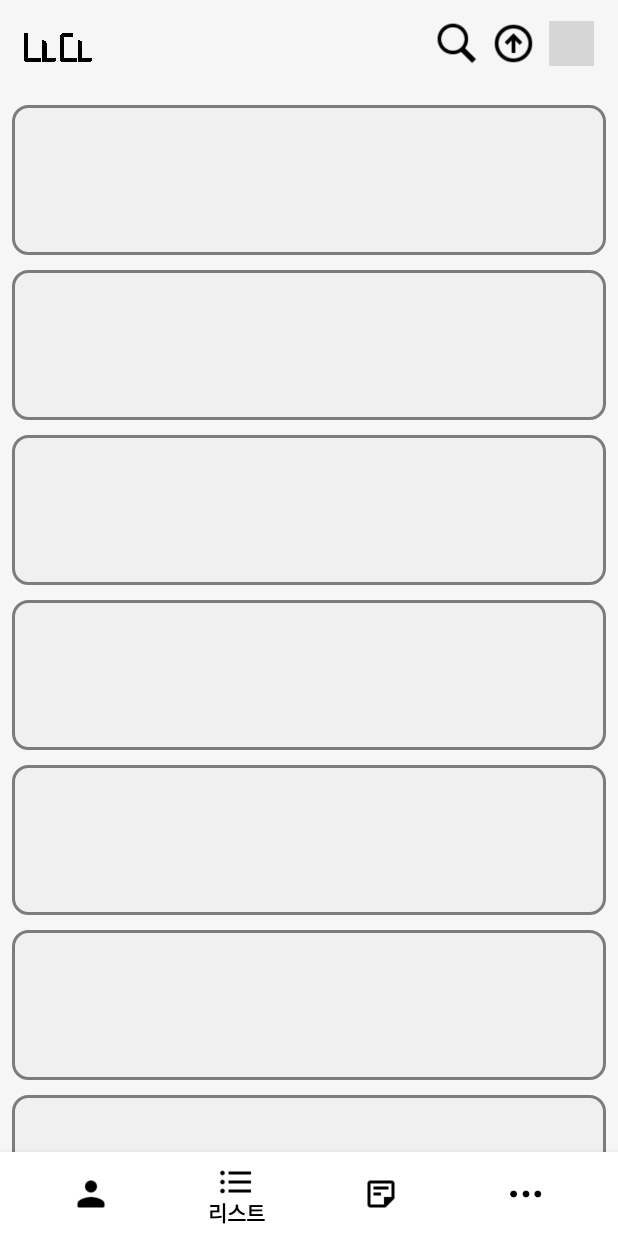
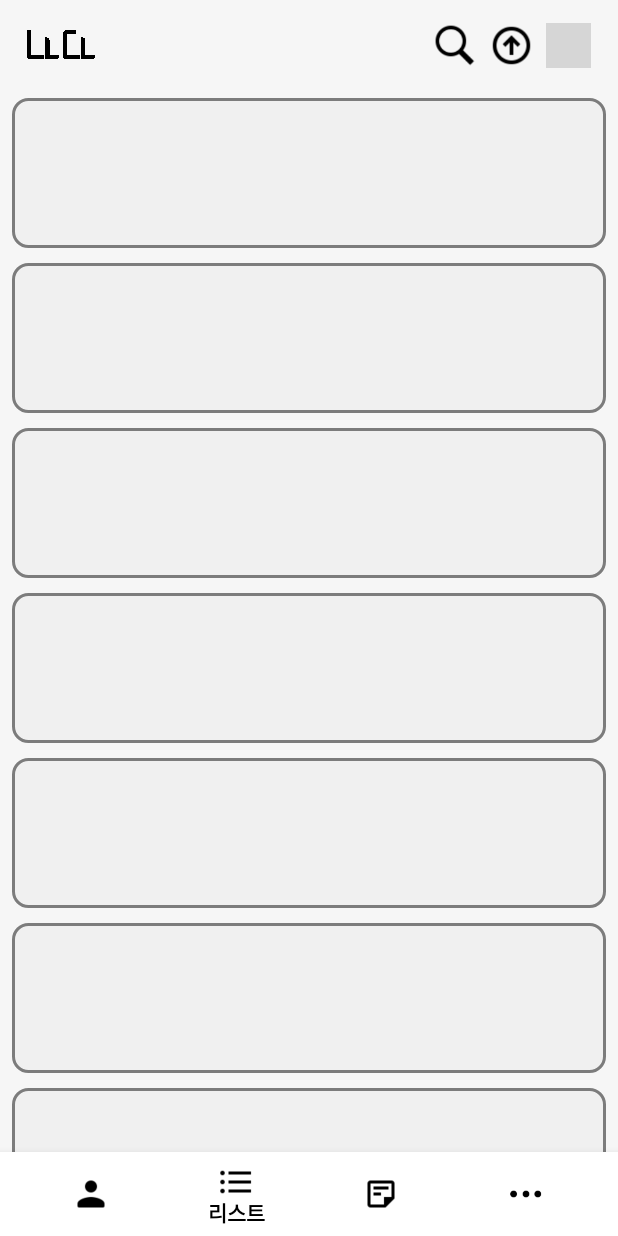
Before and after one commit to OSsunNO/Cname, an Android app: the screen it shows after launch (MainActivity), on a phone screen of 412 x 824 dp. Run offline under Robolectric (Android 15) with nearby library versions, the phone set to English and light mode, and no system bars; grey boxes are pictures that could not be loaded.

Commit message:
상단 약간 고침. 사실상 다른 거 없음. 위치 표현만 다르게 한거.

```diff
--- a/app/src/main/res/layout/activity_main.xml
+++ b/app/src/main/res/layout/activity_main.xml
@@ -16,7 +16,9 @@
         app:itemIconTint="#000000"
         app:itemTextColor="#000000"
         app:layout_constraintBottom_toBottomOf="parent"
-        app:menu="@menu/menulist" />
+        app:menu="@menu/menulist"
+        app:layout_behavior="tech.thdev.app.view.BottomNavigationBehavior" />
+
 
     <FrameLayout
         android:id="@+id/Main_Frame"
--- a/app/src/main/res/layout/frag2.xml
+++ b/app/src/main/res/layout/frag2.xml
@@ -1,63 +1,75 @@
 <?xml version="1.0" encoding="utf-8"?>
 <androidx.constraintlayout.widget.ConstraintLayout xmlns:android="http://schemas.android.com/apk/res/android"
+    xmlns:app="http://schemas.android.com/apk/res-auto"
     xmlns:tools="http://schemas.android.com/tools"
     android:layout_width="match_parent"
     android:layout_height="match_parent"
-    xmlns:app="http://schemas.android.com/apk/res-auto"
     android:backgroundTint="#ffffff">
 
+    <androidx.constraintlayout.widget.ConstraintLayout
+        android:id="@+id/topBarLayout"
+        android:layout_width="match_parent"
+        android:layout_height="wrap_content"
+        app:layout_constraintLeft_toLeftOf="parent"
+        app:layout_constraintRight_toRightOf="parent"
+        app:layout_constraintTop_toTopOf="parent">
+
         <ImageView
+            android:id="@+id/logoImageView"
             android:layout_width="45dp"
             android:layout_height="35dp"
+            android:contentDescription="@string/app_logo"
             android:src="@drawable/logo"
-        app:layout_constraintBottom_toBottomOf="parent"
-        app:layout_constraintHorizontal_bias="0.043"
+            android:layout_marginTop="12dp"
+            android:layout_marginLeft="18dp"
+            app:layout_constraintStart_toStartOf="parent"
             app:layout_constraintLeft_toLeftOf="parent"
-        app:layout_constraintRight_toRightOf="parent"
-        app:layout_constraintTop_toTopOf="parent"
-        app:layout_constraintVertical_bias="0.019"
-        android:contentDescription="@string/app_logo"/>
+            app:layout_constraintTop_toTopOf="parent" />
+
         <ImageView
             android:id="@+id/SearchBtn"
             android:layout_width="30dp"
             android:layout_height="30dp"
+            android:contentDescription="@string/search"
             android:src="@drawable/search_icon"
-        app:layout_constraintBottom_toBottomOf="parent"
-        app:layout_constraintHorizontal_bias="0.883"
-        app:layout_constraintLeft_toLeftOf="parent"
-        app:layout_constraintRight_toRightOf="@+id/SendBtn"
-        app:layout_constraintTop_toTopOf="parent"
-        app:layout_constraintVertical_bias="0.019"
-        android:contentDescription="@string/search"/>
+            android:layout_marginTop="15dp"
+            android:layout_marginRight="8dp"
+            app:layout_constraintEnd_toStartOf="@+id/SendBtn"
+            app:layout_constraintRight_toRightOf="parent"
+            app:layout_constraintTop_toTopOf="parent" />
+
         <ImageView
             android:id="@+id/SendBtn"
             android:layout_width="30dp"
             android:layout_height="30dp"
+            android:contentDescription="@string/record"
             android:src="@drawable/send_icon"
-        app:layout_constraintBottom_toBottomOf="parent"
-        app:layout_constraintHorizontal_bias="0.895"
-        app:layout_constraintLeft_toLeftOf="parent"
-        app:layout_constraintRight_toRightOf="@+id/SettingBtn"
-        app:layout_constraintTop_toTopOf="parent"
-        app:layout_constraintVertical_bias="0.019"
-        android:contentDescription="@string/record"/>
+            android:layout_marginTop="15dp"
+            android:layout_marginRight="8dp"
+            app:layout_constraintEnd_toStartOf="@+id/SettingBtn"
+            app:layout_constraintRight_toRightOf="parent"
+            app:layout_constraintTop_toTopOf="parent" />
+
         <ImageView
             android:id="@+id/SettingBtn"
             android:layout_width="30dp"
             android:layout_height="30dp"
+            android:contentDescription="@string/settings"
             android:src="@drawable/settings_icon"
-        app:layout_constraintBottom_toBottomOf="parent"
-        app:layout_constraintHorizontal_bias="0.958"
-        app:layout_constraintLeft_toLeftOf="parent"
+            android:layout_marginTop="15dp"
+            android:layout_marginRight="18dp"
+            app:layout_constraintEnd_toEndOf="parent"
             app:layout_constraintRight_toRightOf="parent"
-        app:layout_constraintTop_toTopOf="parent"
-        app:layout_constraintVertical_bias="0.019"
-        android:contentDescription="@string/settings"/>
+            app:layout_constraintTop_toTopOf="parent" />
+    </androidx.constraintlayout.widget.ConstraintLayout>
 
     <ScrollView
         android:layout_width="match_parent"
         android:layout_height="match_parent"
-        android:layout_marginTop="60dp">
+        android:layout_marginTop="55dp"
+        app:layout_constraintEnd_toEndOf="parent"
+        app:layout_constraintStart_toStartOf="parent"
+        app:layout_constraintTop_toBottomOf="@+id/topBarLayout">
 
         <androidx.constraintlayout.widget.ConstraintLayout
             android:layout_width="match_parent"
@@ -67,56 +79,55 @@
                 android:id="@+id/NameCard1"
                 android:layout_width="match_parent"
                 android:layout_height="100dp"
-                app:layout_constraintTop_toTopOf="parent"
+                android:layout_marginHorizontal="8dp"
                 android:layout_marginVertical="10dp"
-                android:layout_marginHorizontal="8dp"
                 android:background="@drawable/bg_custom_button"
-                ></TextView>
+                app:layout_constraintTop_toTopOf="parent"></TextView>
+
             <TextView
                 android:id="@+id/NameCard2"
                 android:layout_width="match_parent"
                 android:layout_height="100dp"
-                app:layout_constraintTop_toBottomOf="@id/NameCard1"
+                android:layout_marginHorizontal="8dp"
                 android:layout_marginVertical="10dp"
-                android:layout_marginHorizontal="8dp"
                 android:background="@drawable/bg_custom_button"
-                ></TextView>
+                app:layout_constraintTop_toBottomOf="@id/NameCard1"></TextView>
+
             <TextView
                 android:id="@+id/NameCard3"
                 android:layout_width="match_parent"
                 android:layout_height="100dp"
-                app:layout_constraintTop_toBottomOf="@id/NameCard2"
+                android:layout_marginHorizontal="8dp"
                 android:layout_marginVertical="10dp"
-                android:layout_marginHorizontal="8dp"
                 android:background="@drawable/bg_custom_button"
-                ></TextView>
+                app:layout_constraintTop_toBottomOf="@id/NameCard2"></TextView>
+
             <TextView
                 android:id="@+id/NameCard4"
                 android:layout_width="match_parent"
                 android:layout_height="100dp"
-                app:layout_constraintTop_toBottomOf="@id/NameCard3"
+                android:layout_marginHorizontal="8dp"
                 android:layout_marginVertical="10dp"
-                android:layout_marginHorizontal="8dp"
                 android:background="@drawable/bg_custom_button"
-                ></TextView>
+                app:layout_constraintTop_toBottomOf="@id/NameCard3"></TextView>
+
             <TextView
                 android:id="@+id/NameCard5"
                 android:layout_width="match_parent"
                 android:layout_height="100dp"
-                app:layout_constraintTop_toBottomOf="@id/NameCard4"
+                android:layout_marginHorizontal="8dp"
                 android:layout_marginVertical="10dp"
-                android:layout_marginHorizontal="8dp"
                 android:background="@drawable/bg_custom_button"
-                ></TextView>
+                app:layout_constraintTop_toBottomOf="@id/NameCard4"></TextView>
+
             <TextView
                 android:id="@+id/NameCard6"
                 android:layout_width="match_parent"
                 android:layout_height="100dp"
-                app:layout_constraintTop_toBottomOf="@id/NameCard5"
+                android:layout_marginHorizontal="8dp"
                 android:layout_marginVertical="10dp"
-                android:layout_marginHorizontal="8dp"
                 android:background="@drawable/bg_custom_button"
-                ></TextView>
+                app:layout_constraintTop_toBottomOf="@id/NameCard5"></TextView>
 
             <TextView
                 android:id="@+id/NameCard7"
@@ -132,20 +143,19 @@
                 android:id="@+id/NameCard8"
                 android:layout_width="match_parent"
                 android:layout_height="100dp"
-                app:layout_constraintTop_toBottomOf="@id/NameCard7"
+                android:layout_marginHorizontal="8dp"
                 android:layout_marginVertical="10dp"
-                android:layout_marginHorizontal="8dp"
                 android:background="@drawable/bg_custom_button"
-                ></TextView>
+                app:layout_constraintTop_toBottomOf="@id/NameCard7"></TextView>
+
             <TextView
                 android:id="@+id/NameCard9"
                 android:layout_width="match_parent"
                 android:layout_height="100dp"
-                app:layout_constraintTop_toBottomOf="@id/NameCard8"
+                android:layout_marginHorizontal="8dp"
                 android:layout_marginVertical="10dp"
-                android:layout_marginHorizontal="8dp"
                 android:background="@drawable/bg_custom_button"
-                ></TextView>
+                app:layout_constraintTop_toBottomOf="@id/NameCard8"></TextView>
 
         </androidx.constraintlayout.widget.ConstraintLayout>
 
```
Lines whose indentation alone changed are shown as unchanged.
